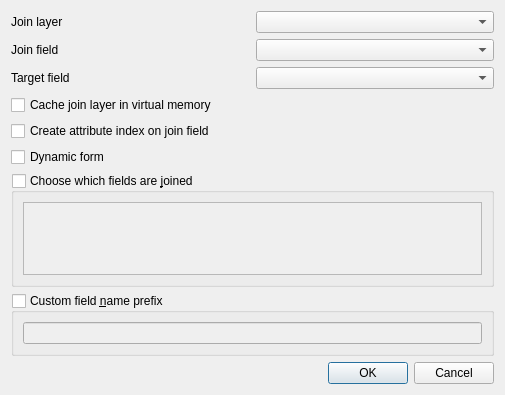
The window that src/ui/qgsjoindialogbase.ui (qgis/QGIS) describes before a commit, drawn with Qt 5.
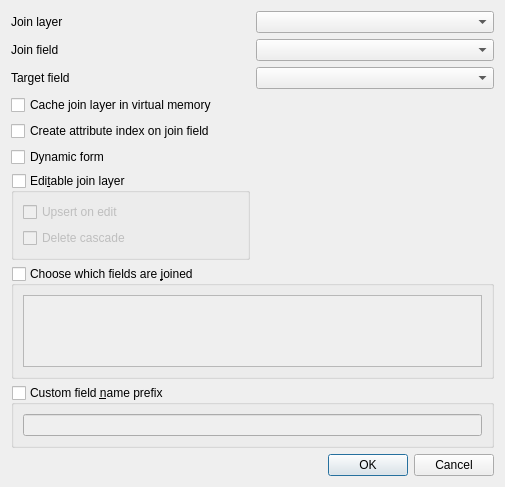
The same window after the commit. Custom widgets are drawn as their Qt base class.

Commit message: [needs-doc] Add editable/upsert on edit/delete cascade options

The edit to the form file:
```diff
--- a/src/ui/qgsjoindialogbase.ui
+++ b/src/ui/qgsjoindialogbase.ui
@@ -7,7 +7,7 @@
     <x>0</x>
     <y>0</y>
     <width>505</width>
-    <height>395</height>
+    <height>487</height>
    </rect>
   </property>
   <property name="windowTitle">
@@ -44,7 +44,7 @@
    <item row="2" column="1">
     <widget class="QgsFieldComboBox" name="mTargetFieldComboBox"/>
    </item>
-   <item row="6" column="0" colspan="2">
+   <item row="8" column="0" colspan="2">
     <widget class="QgsCollapsibleGroupBox" name="mUseJoinFieldsSubset">
      <property name="title">
       <string>Choose which fields are &amp;joined</string>
@@ -65,7 +65,7 @@
      </layout>
     </widget>
    </item>
-   <item row="7" column="0" colspan="2">
+   <item row="9" column="0" colspan="2">
     <widget class="QgsCollapsibleGroupBox" name="mUseCustomPrefix">
      <property name="title">
       <string>Custom field &amp;name prefix</string>
@@ -86,7 +86,7 @@
      </layout>
     </widget>
    </item>
-   <item row="8" column="0">
+   <item row="10" column="0">
     <spacer name="verticalSpacer">
      <property name="orientation">
       <enum>Qt::Vertical</enum>
@@ -116,7 +116,7 @@
      </property>
     </widget>
    </item>
-   <item row="9" column="0" colspan="2">
+   <item row="11" column="0" colspan="2">
     <widget class="QDialogButtonBox" name="buttonBox">
      <property name="orientation">
       <enum>Qt::Horizontal</enum>
@@ -133,6 +133,38 @@
      </property>
     </widget>
    </item>
+   <item row="7" column="0">
+    <widget class="QgsCollapsibleGroupBox" name="mEditableJoinLayer">
+     <property name="title">
+      <string>Edi&amp;table join layer</string>
+     </property>
+     <property name="checkable">
+      <bool>true</bool>
+     </property>
+     <property name="checked">
+      <bool>false</bool>
+     </property>
+     <property name="collapsed" stdset="0">
+      <bool>true</bool>
+     </property>
+     <layout class="QGridLayout" name="gridLayout_2">
+      <item row="0" column="0">
+       <widget class="QCheckBox" name="mUpsertOnEditCheckBox">
+        <property name="text">
+         <string>Upsert on edit</string>
+        </property>
+       </widget>
+      </item>
+      <item row="1" column="0">
+       <widget class="QCheckBox" name="mDeleteCascadeCheckBox">
+        <property name="text">
+         <string>Delete cascade</string>
+        </property>
+       </widget>
+      </item>
+     </layout>
+    </widget>
+   </item>
   </layout>
  </widget>
  <customwidgets>
```
Left out of the diff: 2 changed lines with no effect on the pictures. The commit also changes 6 other files.
